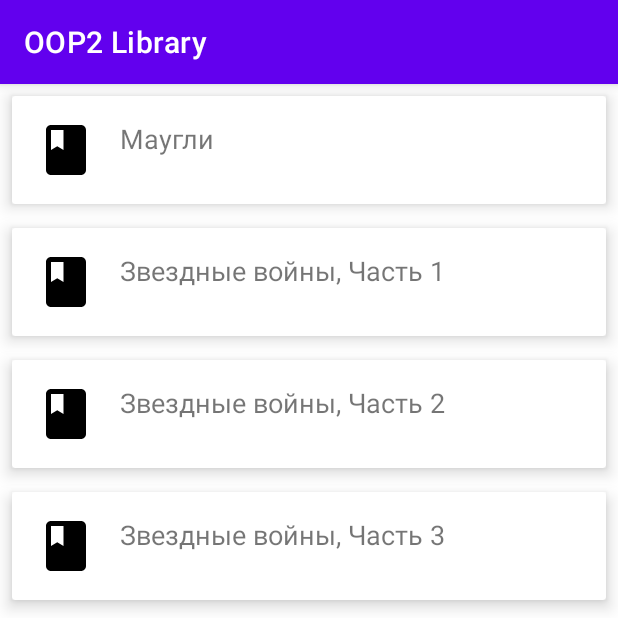
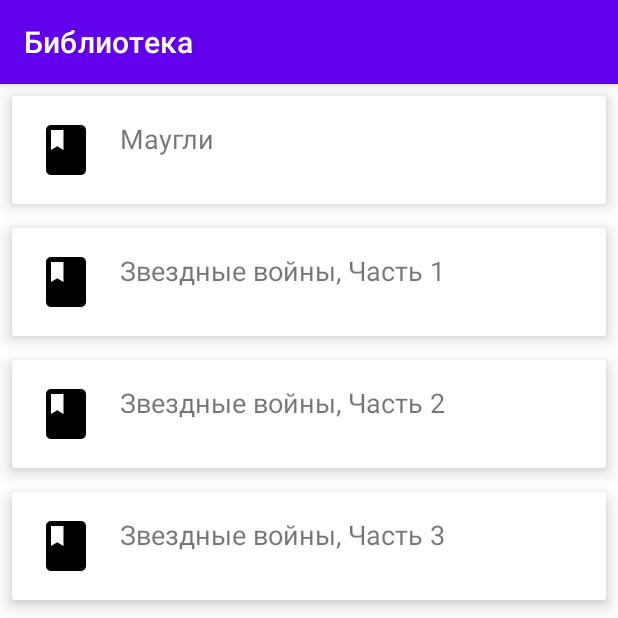
Before and after one commit to eliameli/oop2, an Android app: the screen it shows after launch (MainActivity), on a phone screen of 412 x 824 dp, the top half of it. Run offline under Robolectric (Android 15) with nearby library versions, the phone set to English and light mode, and no system bars.

Commit message:
commit13 готово

```diff
--- a/app/src/main/java/com/example/oop2/activity/MainActivity.kt
+++ b/app/src/main/java/com/example/oop2/activity/MainActivity.kt
@@ -1,7 +1,6 @@
 package com.example.oop2.activity
 
 import android.os.Bundle
-import android.util.Log
 import androidx.appcompat.app.AppCompatActivity
 import androidx.recyclerview.widget.ItemTouchHelper
 import androidx.recyclerview.widget.LinearLayoutManager
@@ -10,24 +9,19 @@ import com.example.oop2.R
 import com.example.oop2.libra.LibraryAdapter
 import com.example.oop2.models.*
 
-
 class MainActivity : AppCompatActivity() {
 
     private lateinit var recyclerView: RecyclerView
     private lateinit var adapter: LibraryAdapter
-
     override fun onCreate(savedInstanceState: Bundle?) {
         super.onCreate(savedInstanceState)
         setContentView(R.layout.activity_main)
-
         recyclerView = findViewById(R.id.recyclerView)
         adapter = LibraryAdapter()
-
         recyclerView.layoutManager = LinearLayoutManager(this)
         recyclerView.adapter = adapter
-
         loadLibraryItems()
-
+        supportActionBar?.title = "Библиотека"
 
         val itemTouchHelper = ItemTouchHelper(object :
             ItemTouchHelper.SimpleCallback(0, ItemTouchHelper.LEFT or ItemTouchHelper.RIGHT) {
@@ -50,7 +44,6 @@ class MainActivity : AppCompatActivity() {
 
     private fun loadLibraryItems() {
         val books = listOf(
-
             Book(1, true, "Маугли", "Джозеф Киплинг", 202),
             Book(11, true, "Звездные войны, Часть 1", "Джордж Лукас", 401),
             Book(12, true, "Звездные войны, Часть 2", "Джордж Лукас", 412),
@@ -58,8 +51,6 @@ class MainActivity : AppCompatActivity() {
             Book(14, true, "Звездные войны, Часть 4", "Джордж Лукас", 423),
             Book(15, true, "Звездные войны, Часть 5", "Джордж Лукас", 363),
             Book(16, true, "Звездные войны, Часть 6", "Джордж Лукас", 621),
-
-
         )
 
         val disks = listOf(
@@ -72,7 +63,6 @@ class MainActivity : AppCompatActivity() {
             Newspaper(21, true, "Семья", 23, 12)
         )
 
-
         val items = books + disks + newspapers
         adapter.submitList(items.toList())
 
--- a/app/src/main/java/com/example/oop2/libra/Library.kt
+++ b/app/src/main/java/com/example/oop2/libra/Library.kt
@@ -45,7 +45,7 @@ class Library(private val items: MutableList<LibraryItem>) {
         }
     }
 
-    // Выполнить действие
+
     private fun performAction(item: LibraryAction) {
         println("Выберите действие:\n1. Взять домой\n2. Читать в читальном зале\n3. Показать подробную информацию\n4. Вернуть\n0. Вернуться в меню\n\n")
         when (readLine()?.toIntOrNull()) {
--- a/app/src/main/java/com/example/oop2/models/Disk.kt
+++ b/app/src/main/java/com/example/oop2/models/Disk.kt
@@ -1,7 +1,6 @@
 package com.example.oop2.models
 import com.example.oop2.LibraryAction
-import com.example.oop2.models.DiskType
-import com.example.oop2.models.LibraryItem
+
 import com.example.oop2.R
 
 class Disk(
@@ -12,13 +11,10 @@ class Disk(
 ) : LibraryItem(id, isAvailable, name), LibraryAction {
 
     override val iconResId: Int = R.drawable.ic_disk
-
     override fun getBriefInfo(): String =
         "$diskType $name — ${if (isAvailable) "Доступен" else "Нет"}"
-
     override fun getDetailedInfo(): String =
         "$diskType '$name' (ID: $id)"
-
     override fun takeHome() {
         if (isAvailable) {
             isAvailable = false
--- a/app/src/main/java/com/example/oop2/models/DiskType.kt
+++ b/app/src/main/java/com/example/oop2/models/DiskType.kt
@@ -1,6 +1,3 @@
 package com.example.oop2.models
 
-import com.example.oop2.LibraryAction
-import com.example.oop2.models.LibraryItem
-import com.example.oop2.R
 enum class DiskType { CD, DVD }
--- a/app/src/main/java/com/example/oop2/models/LibraryItem.kt
+++ b/app/src/main/java/com/example/oop2/models/LibraryItem.kt
@@ -1,7 +1,5 @@
 package com.example.oop2.models
-import com.example.oop2.LibraryAction
-import com.example.oop2.models.LibraryItem
-import com.example.oop2.R
+
 abstract class LibraryItem(
     val id: Int,
     var isAvailable: Boolean,
--- a/app/src/main/java/com/example/oop2/models/Newspaper.kt
+++ b/app/src/main/java/com/example/oop2/models/Newspaper.kt
@@ -1,6 +1,5 @@
 package com.example.oop2.models
 import com.example.oop2.LibraryAction
-import com.example.oop2.models.LibraryItem
 import com.example.oop2.R
 
 class Newspaper(
--- a/app/src/main/res/layout/activity_main.xml
+++ b/app/src/main/res/layout/activity_main.xml
@@ -10,18 +10,12 @@
     android:layout_height="match_parent"
     tools:context=".activity.MainActivity">
 
-
-
-
     <androidx.recyclerview.widget.RecyclerView
         android:id="@+id/recyclerView"
         android:layout_width="match_parent"
         android:layout_height="match_parent"
         android:clipToPadding="false"
         android:paddingBottom="100dp"
-
         />
 
-
-
 </androidx.constraintlayout.widget.ConstraintLayout>
--- a/app/src/main/res/layout/item_library.xml
+++ b/app/src/main/res/layout/item_library.xml
@@ -3,12 +3,9 @@
     android:id="@+id/item_card"
     android:layout_width="match_parent"
     android:layout_height="wrap_content"
-
     android:padding="16dp"
     android:layout_margin="8dp"
-    android:elevation="10dp"
-
-    >
+    android:elevation="10dp">
 
     <LinearLayout
         android:layout_width="match_parent"
```
Also changed, not shown: app/src/main/java/com/example/oop2/libra/LibraryAdapter.kt (+1 -7 lines).
